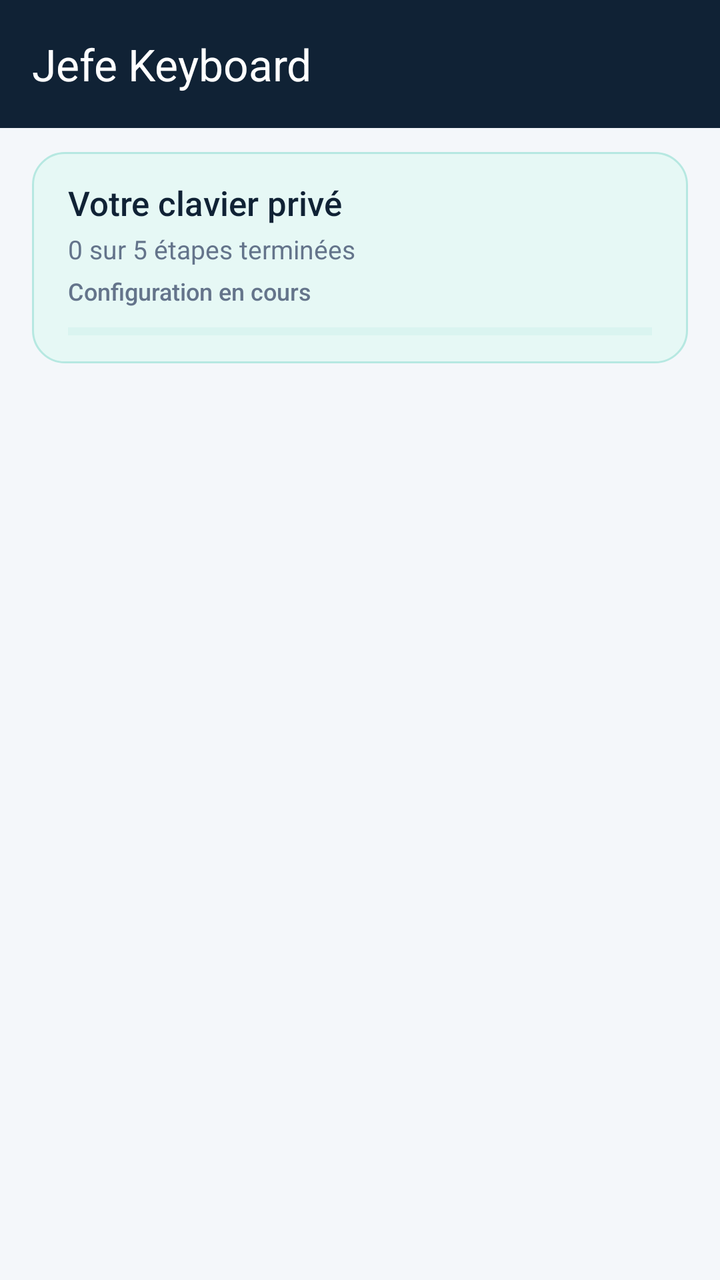
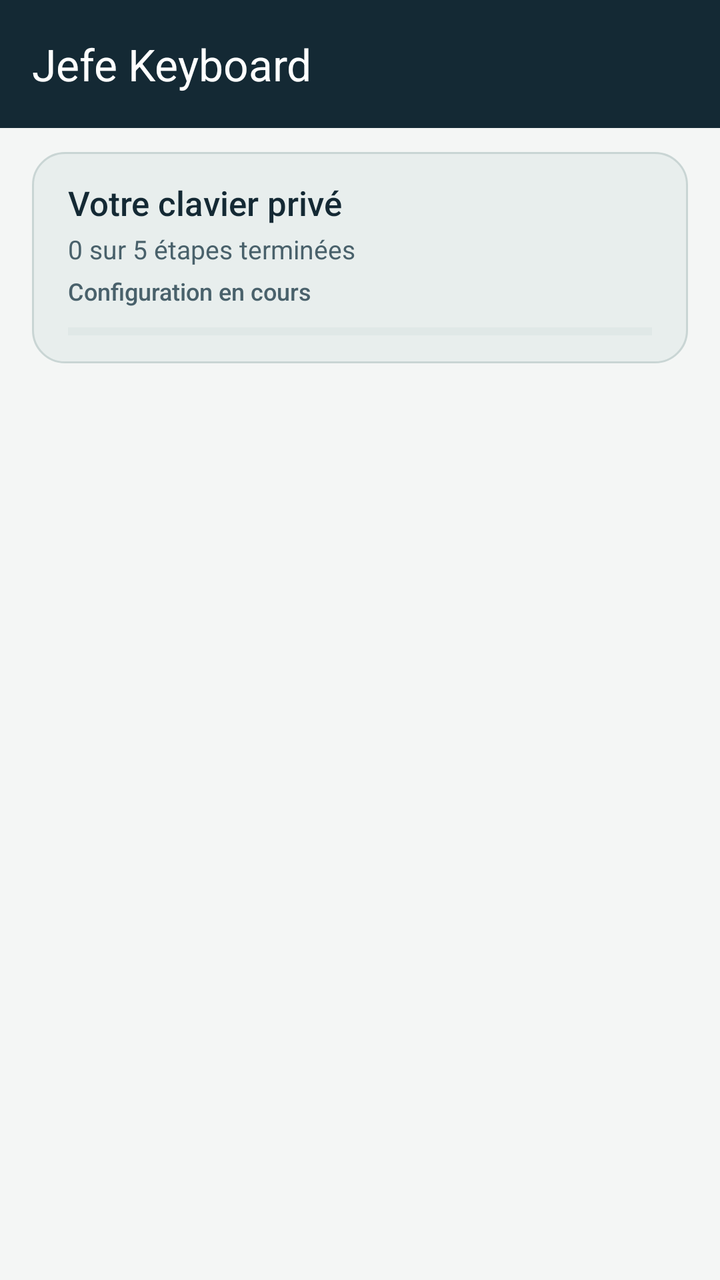

Two renders of the same Android screen: before a commit and after it. Below are the layout's source before the change and the commit's diff.
<!-- AndroidManifest.xml: application theme Theme.JefeKeyboard -->
<!-- res/layout/settings_activity.xml -->
<?xml version="1.0" encoding="utf-8"?>
<LinearLayout xmlns:android="http://schemas.android.com/apk/res/android"
    xmlns:app="http://schemas.android.com/apk/res-auto"
    android:layout_width="match_parent"
    android:layout_height="match_parent"
    android:background="@color/settings_surface"
    android:orientation="vertical">

    <com.google.android.material.appbar.MaterialToolbar
        android:id="@+id/toolbar"
        android:layout_width="match_parent"
        android:layout_height="?attr/actionBarSize"
        android:background="@color/ink"
        app:title="@string/settings_title"
        app:titleTextColor="@color/settings_on_ink" />

    <include
        android:id="@+id/setup_header"
        layout="@layout/settings_header"
        android:layout_width="match_parent"
        android:layout_height="wrap_content"
        android:layout_marginStart="16dp"
        android:layout_marginTop="12dp"
        android:layout_marginEnd="16dp"
        android:layout_marginBottom="8dp" />

    <FrameLayout
        android:id="@+id/settings_container"
        android:layout_width="match_parent"
        android:layout_height="0dp"
        android:layout_weight="1" />
</LinearLayout>
<!-- res/layout/settings_header.xml (included above) -->
<?xml version="1.0" encoding="utf-8"?>
<LinearLayout xmlns:android="http://schemas.android.com/apk/res/android"
    android:layout_width="match_parent"
    android:layout_height="wrap_content"
    android:background="@drawable/bg_settings_header"
    android:orientation="vertical"
    android:paddingStart="18dp"
    android:paddingTop="14dp"
    android:paddingEnd="18dp"
    android:paddingBottom="14dp">

    <TextView
        android:id="@+id/setup_header_title"
        android:layout_width="match_parent"
        android:layout_height="wrap_content"
        android:fontFamily="sans-serif-medium"
        android:text="@string/setup_header_title"
        android:textColor="@color/key_text"
        android:textSize="17sp" />

    <TextView
        android:id="@+id/setup_progress_text"
        android:layout_width="match_parent"
        android:layout_height="wrap_content"
        android:layout_marginTop="3dp"
        android:fontFamily="sans-serif"
        android:text="@string/setup_progress_empty"
        android:textColor="@color/slate"
        android:textSize="13sp" />

    <TextView
        android:id="@+id/setup_status_badge"
        android:layout_width="wrap_content"
        android:layout_height="wrap_content"
        android:layout_marginTop="4dp"
        android:fontFamily="sans-serif-medium"
        android:text="@string/setup_status_in_progress"
        android:textColor="@color/slate"
        android:textSize="12sp"
        android:visibility="visible" />

    <ProgressBar
        android:id="@+id/setup_progress_bar"
        style="?android:attr/progressBarStyleHorizontal"
        android:layout_width="match_parent"
        android:layout_height="4dp"
        android:layout_marginTop="10dp"
        android:max="5"
        android:progress="0"
        android:progressBackgroundTint="@color/settings_header_outline"
        android:progressTint="@color/signal_blue" />
</LinearLayout>
<!-- resources referenced by this layout -->
<resources>
  <color name="ink">#102235</color>
  <color name="key_text">@color/ink</color>
  <color name="settings_header_outline">#B6E8E1</color>
  <color name="settings_on_ink">#FFFFFF</color>
  <color name="settings_surface">@color/porcelain</color>
  <color name="signal_blue">#2563EB</color>
  <color name="slate">#64748B</color>
  <!-- drawable bg_settings_header (drawable) -->
  <?xml version="1.0" encoding="utf-8"?>
  <shape xmlns:android="http://schemas.android.com/apk/res/android"
      android:shape="rectangle">
      <solid android:color="@color/settings_header_surface" />
      <corners android:radius="16dp" />
      <stroke
          android:width="1dp"
          android:color="@color/settings_header_outline" />
  </shape>
  <string name="settings_title">Jefe Keyboard</string>
  <string name="setup_header_title">Votre clavier privé</string>
  <string name="setup_progress_empty">0 sur 5 étapes terminées</string>
  <string name="setup_status_in_progress">Configuration en cours</string>
  <style name="Theme.JefeKeyboard" parent="Theme.Material3.DayNight.NoActionBar">
          <item name="colorPrimary">@color/primary</item>
          <item name="colorSecondary">@color/private_teal</item>
          <item name="android:colorAccent">@color/signal_blue</item>
          <item name="android:fontFamily">sans-serif</item>
          <item name="android:navigationBarColor">@color/settings_surface</item>
          <item name="android:statusBarColor">@color/ink</item>
          <item name="android:windowLightStatusBar">false</item>
          <item name="android:windowBackground">@color/settings_surface</item>
      </style>
  <color name="porcelain">#F4F7FA</color>
  <color name="settings_header_surface">#E6F8F5</color>
  <color name="primary">@color/signal_blue</color>
  <color name="private_teal">#14B8A6</color>
</resources>

<!-- the commit's change to res/layout/settings_activity.xml (unified diff, before → after) -->
@@ -10,9 +10,9 @@
         android:id="@+id/toolbar"
         android:layout_width="match_parent"
         android:layout_height="?attr/actionBarSize"
-        android:background="@color/ink"
+        android:background="@color/settings_toolbar_surface"
         app:title="@string/settings_title"
-        app:titleTextColor="@color/settings_on_ink" />
+        app:titleTextColor="@color/settings_toolbar_text" />
 
     <include
         android:id="@+id/setup_header"
@@ -58,7 +58,7 @@
         android:layout_marginTop="3dp"
         android:fontFamily="sans-serif"
         android:text="@string/setup_progress_empty"
-        android:textColor="@color/slate"
+        android:textColor="@color/secondary_text"
         android:textSize="13sp" />
 
     <TextView
@@ -68,7 +68,7 @@
         android:layout_marginTop="4dp"
         android:fontFamily="sans-serif-medium"
         android:text="@string/setup_status_in_progress"
-        android:textColor="@color/slate"
+        android:textColor="@color/secondary_text"
         android:textSize="12sp"
         android:visibility="visible" />
 
@@ -81,5 +81,5 @@
         android:max="5"
         android:progress="0"
         android:progressBackgroundTint="@color/settings_header_outline"
-        android:progressTint="@color/signal_blue" />
+        android:progressTint="@color/pen_blue" />
 </LinearLayout>
<!-- resource entries referenced after the edit -->
@@ -1,12 +1,12 @@
 <!-- resources referenced by this layout -->
 <resources>
-  <color name="ink">#102235</color>
   <color name="key_text">@color/ink</color>
-  <color name="settings_header_outline">#B6E8E1</color>
-  <color name="settings_on_ink">#FFFFFF</color>
-  <color name="settings_surface">@color/porcelain</color>
-  <color name="signal_blue">#2563EB</color>
-  <color name="slate">#64748B</color>
+  <color name="pen_blue">#2E5C9A</color>
+  <color name="secondary_text">#49616B</color>
+  <color name="settings_header_outline">@color/divider</color>
+  <color name="settings_surface">@color/paper</color>
+  <color name="settings_toolbar_surface">@color/ink</color>
+  <color name="settings_toolbar_text">#FFFFFF</color>
   <!-- drawable bg_settings_header (drawable) -->
   <?xml version="1.0" encoding="utf-8"?>
   <shape xmlns:android="http://schemas.android.com/apk/res/android"
@@ -25,15 +25,23 @@
           <item name="colorPrimary">@color/primary</item>
           <item name="colorSecondary">@color/private_teal</item>
           <item name="android:colorAccent">@color/signal_blue</item>
+          <item name="colorSurface">@color/settings_surface</item>
+          <item name="colorOnSurface">@color/ink</item>
+          <item name="colorOnSurfaceVariant">@color/secondary_text</item>
           <item name="android:fontFamily">sans-serif</item>
           <item name="android:navigationBarColor">@color/settings_surface</item>
-          <item name="android:statusBarColor">@color/ink</item>
+          <item name="android:statusBarColor">@color/settings_toolbar_surface</item>
           <item name="android:windowLightStatusBar">false</item>
+          <item name="android:colorBackground">@color/settings_surface</item>
           <item name="android:windowBackground">@color/settings_surface</item>
       </style>
-  <color name="porcelain">#F4F7FA</color>
-  <color name="settings_header_surface">#E6F8F5</color>
-  <color name="primary">@color/signal_blue</color>
-  <color name="private_teal">#14B8A6</color>
+  <color name="ink">#142934</color>
+  <color name="divider">#C9D5D4</color>
+  <color name="paper">#F4F6F5</color>
+  <color name="settings_header_surface">@color/elevated_surface</color>
+  <color name="primary">@color/pen_blue</color>
+  <color name="private_teal">@color/pen_blue</color>
+  <color name="signal_blue">@color/pen_blue</color>
+  <color name="elevated_surface">#E8EEED</color>
 </resources>
 
